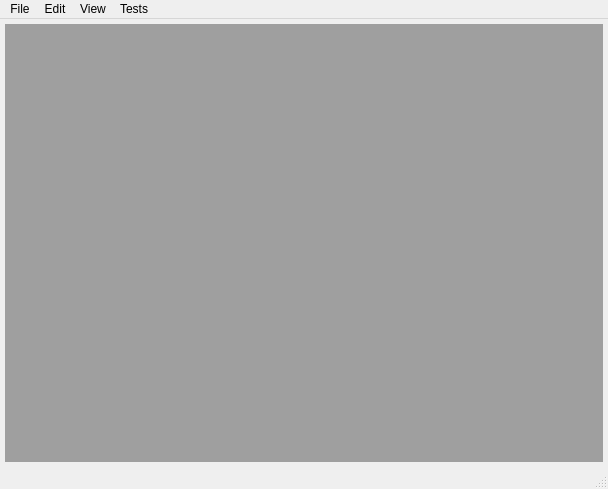
Old version of the form Dev/ExpIA/mainwindow.ui in the repository samhu1989/DevBundle.
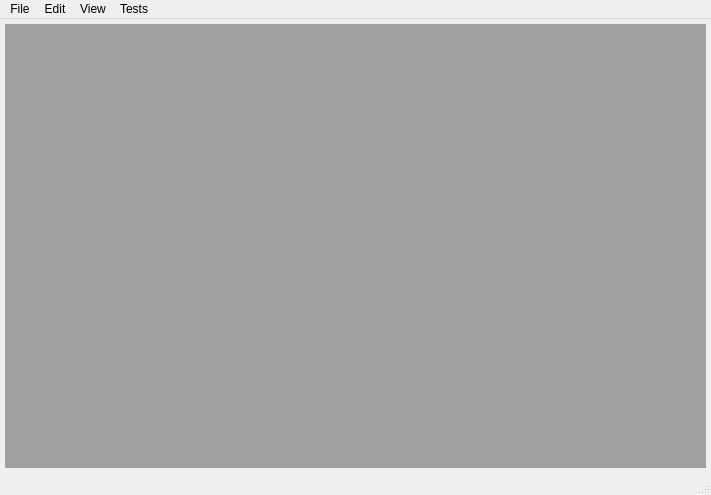
New version of the form.

Patch:
```diff
--- a/Dev/ExpIA/mainwindow.ui
+++ b/Dev/ExpIA/mainwindow.ui
@@ -6,8 +6,8 @@
    <rect>
     <x>0</x>
     <y>0</y>
-    <width>608</width>
-    <height>489</height>
+    <width>711</width>
+    <height>495</height>
    </rect>
   </property>
   <property name="windowTitle">
@@ -40,7 +40,7 @@
     <rect>
      <x>0</x>
      <y>0</y>
-     <width>608</width>
+     <width>711</width>
      <height>23</height>
     </rect>
    </property>
```
Left out of the diff: 23 changed lines with no effect on the pictures.
